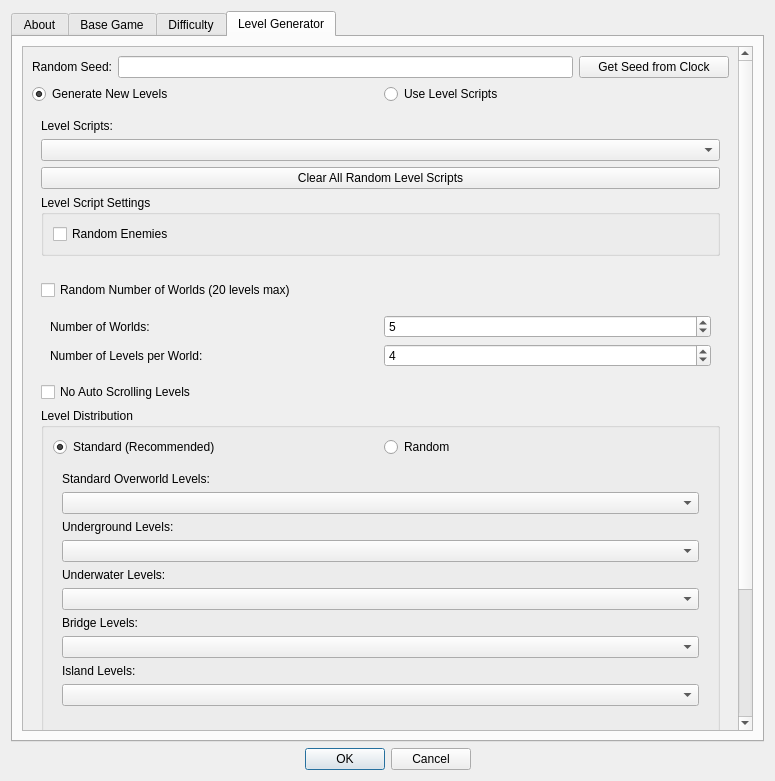
The window that SMB1/SMB1_Compliance_To_SMB1/Configure_Settings_Form.ui (Coolcord/Level-Headed) describes before a commit, drawn with Qt 5.
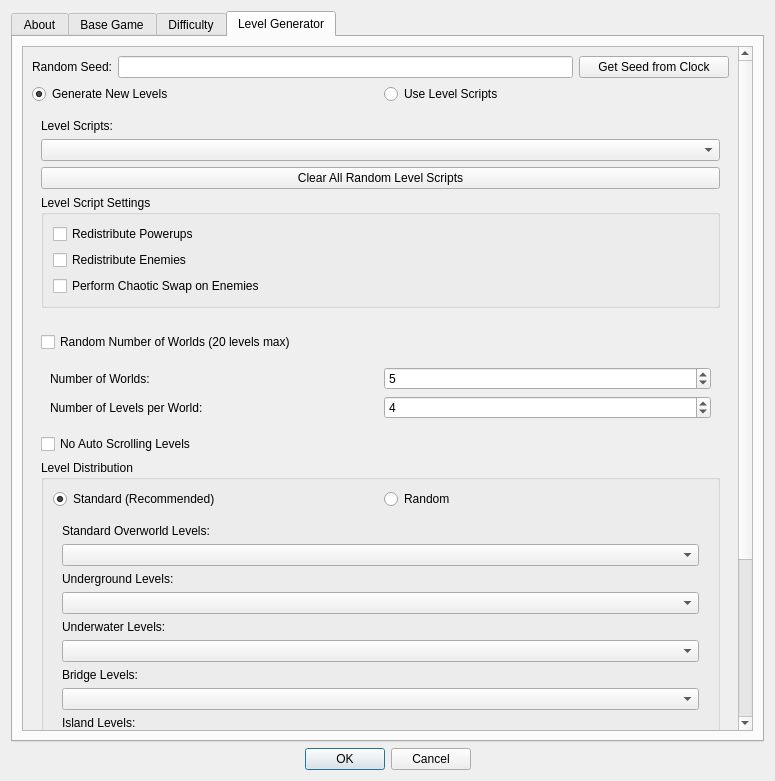
The same window after the commit. The open tabs and pages were chosen to show the change.

Commit message: Randomize enemies in level scripts has been renamed to chaotic swap

Diff of the .ui file:
```diff
--- a/SMB1/SMB1_Compliance_To_SMB1/Configure_Settings_Form.ui
+++ b/SMB1/SMB1_Compliance_To_SMB1/Configure_Settings_Form.ui
@@ -3148,7 +3148,7 @@
             <x>0</x>
             <y>0</y>
             <width>708</width>
-            <height>990</height>
+            <height>1048</height>
            </rect>
           </property>
           <layout class="QVBoxLayout" name="verticalLayout_4">
@@ -3239,7 +3239,21 @@
                  <item>
                   <widget class="QCheckBox" name="cbRandomEnemies">
                    <property name="text">
-                    <string>Random Enemies</string>
+                    <string>Redistribute Powerups</string>
+                   </property>
+                  </widget>
+                 </item>
+                 <item>
+                  <widget class="QCheckBox" name="cbRedistributeEnemies">
+                   <property name="text">
+                    <string>Redistribute Enemies</string>
+                   </property>
+                  </widget>
+                 </item>
+                 <item>
+                  <widget class="QCheckBox" name="cbPerformChaoticSwapOnEnemies">
+                   <property name="text">
+                    <string>Perform Chaotic Swap on Enemies</string>
                    </property>
                   </widget>
                  </item>
```
Left out of the diff: 12 changed lines with no effect on the pictures. The commit also changes 6 other files.
